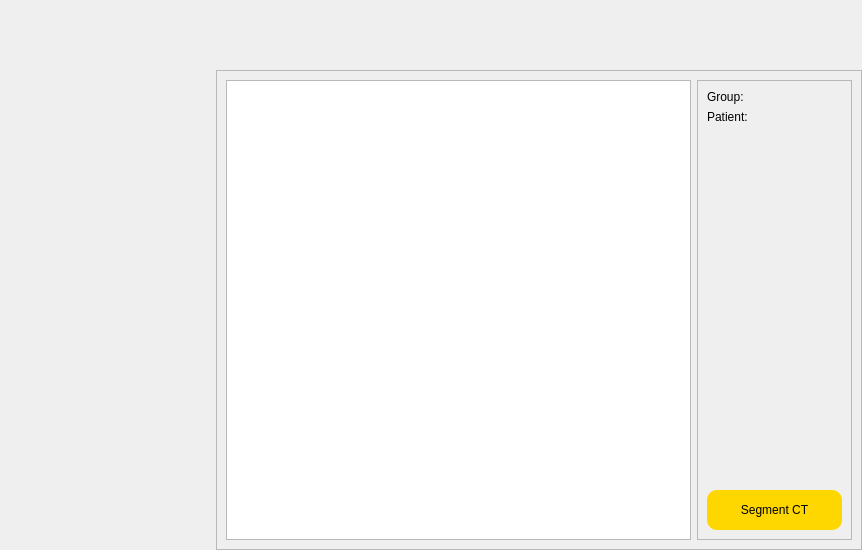
Above: frontend_pages/segmentation/segmentation_window.ui from sdpunit/OrthoVis before the change. Below: the same form after it.
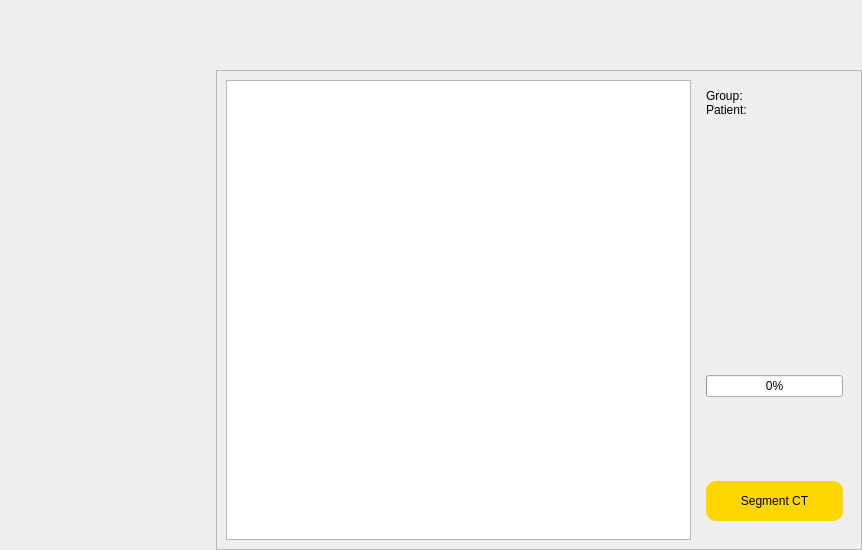
That is the form after the change. Custom widgets are drawn as their Qt base class.

Commit message: Added progress bar and updated info fields in Segmentation page

What changed in the file:
```diff
--- a/frontend_pages/segmentation/segmentation_window.ui
+++ b/frontend_pages/segmentation/segmentation_window.ui
@@ -101,16 +101,40 @@
           <widget class="QGraphicsView" name="VTK_display"/>
          </item>
          <item>
-          <widget class="QFrame" name="details">
-           <property name="frameShape">
-            <enum>QFrame::Shape::StyledPanel</enum>
-           </property>
-           <property name="frameShadow">
-            <enum>QFrame::Shadow::Raised</enum>
-           </property>
-           <layout class="QVBoxLayout" name="verticalLayout_2" stretch="3,1">
+          <widget class="QWidget" name="details" native="true">
+           <layout class="QVBoxLayout" name="verticalLayout_2" stretch="3,2,1">
+            <property name="spacing">
+             <number>0</number>
+            </property>
+            <property name="leftMargin">
+             <number>0</number>
+            </property>
+            <property name="topMargin">
+             <number>0</number>
+            </property>
+            <property name="rightMargin">
+             <number>0</number>
+            </property>
+            <property name="bottomMargin">
+             <number>0</number>
+            </property>
             <item>
              <layout class="QFormLayout" name="info">
+              <property name="fieldGrowthPolicy">
+               <enum>QFormLayout::FieldGrowthPolicy::AllNonFixedFieldsGrow</enum>
+              </property>
+              <property name="leftMargin">
+               <number>9</number>
+              </property>
+              <property name="topMargin">
+               <number>9</number>
+              </property>
+              <property name="rightMargin">
+               <number>6</number>
+              </property>
+              <property name="bottomMargin">
+               <number>6</number>
+              </property>
               <item row="0" column="0">
                <widget class="QLabel" name="group_lbl">
                 <property name="styleSheet">
@@ -133,6 +157,22 @@
               </item>
              </layout>
             </item>
+            <item>
+             <widget class="QWidget" name="progress_wdg" native="true">
+              <layout class="QVBoxLayout" name="verticalLayout_3">
+               <item>
+                <widget class="QProgressBar" name="progress_bar">
+                 <property name="value">
+                  <number>0</number>
+                 </property>
+                </widget>
+               </item>
+              </layout>
+             </widget>
+            </item>
+            <item>
+             <widget class="QWidget" name="button_wdg" native="true">
+              <layout class="QHBoxLayout" name="horizontalLayout_3">
             <item>
              <widget class="QPushButton" name="segment_btn">
               <property name="minimumSize">
@@ -151,6 +191,9 @@
               <property name="text">
                <string>Segment CT</string>
               </property>
+                </widget>
+               </item>
+              </layout>
              </widget>
             </item>
            </layout>
```
Left out of the diff: 24 changed lines with no effect on the pictures. Lines whose indentation alone changed are shown as unchanged. The commit also changes 1 other file.
